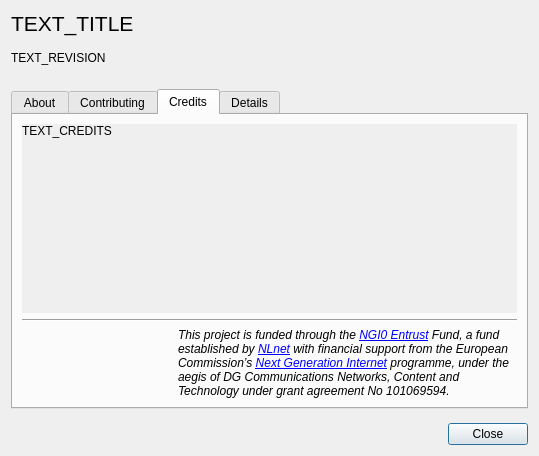
This is libs/librepcb/editor/dialogs/aboutdialog.ui in LibrePCB/LibrePCB as Qt 5 draws it before an edit. The edited form follows.
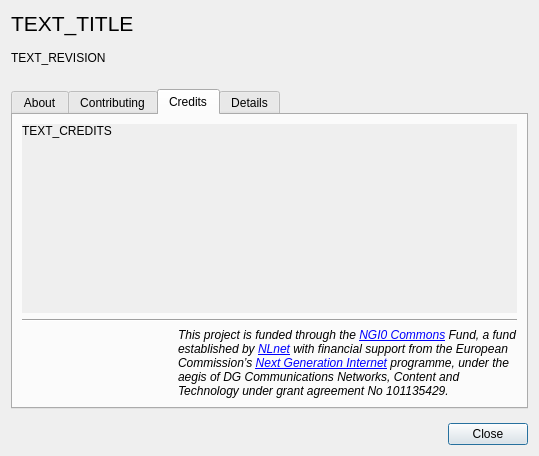
This is the edited form. The open tabs and pages were chosen to show the change. Icons and pictures are not drawn.

Commit message: About dialog: Update NGI0 Entrust -> NGI0 Commons

What changed in the file:
```diff
--- a/libs/librepcb/editor/dialogs/aboutdialog.ui
+++ b/libs/librepcb/editor/dialogs/aboutdialog.ui
@@ -272,7 +272,7 @@
               </font>
              </property>
              <property name="text">
-              <string notr="true">This project is funded through the &lt;a href=&quot;https://nlnet.nl/entrust/&quot;&gt;NGI0 Entrust&lt;/a&gt; Fund, a fund established by &lt;a href=&quot;https://nlnet.nl&quot;&gt;NLnet&lt;/a&gt; with financial support from the European Commission’s &lt;a href=&quot;https://ngi.eu&quot;&gt;Next Generation Internet&lt;/a&gt; programme, under the aegis of DG Communications Networks, Content and Technology under grant agreement No 101069594.</string>
+              <string notr="true">This project is funded through the &lt;a href=&quot;https://nlnet.nl/commonsfund/&quot;&gt;NGI0 Commons&lt;/a&gt; Fund, a fund established by &lt;a href=&quot;https://nlnet.nl&quot;&gt;NLnet&lt;/a&gt; with financial support from the European Commission’s &lt;a href=&quot;https://ngi.eu&quot;&gt;Next Generation Internet&lt;/a&gt; programme, under the aegis of DG Communications Networks, Content and Technology under grant agreement No 101135429.</string>
              </property>
              <property name="wordWrap">
               <bool>true</bool>
```
Left out of the diff: 2 changed lines with no effect on the pictures. The commit also changes 4 other files.
